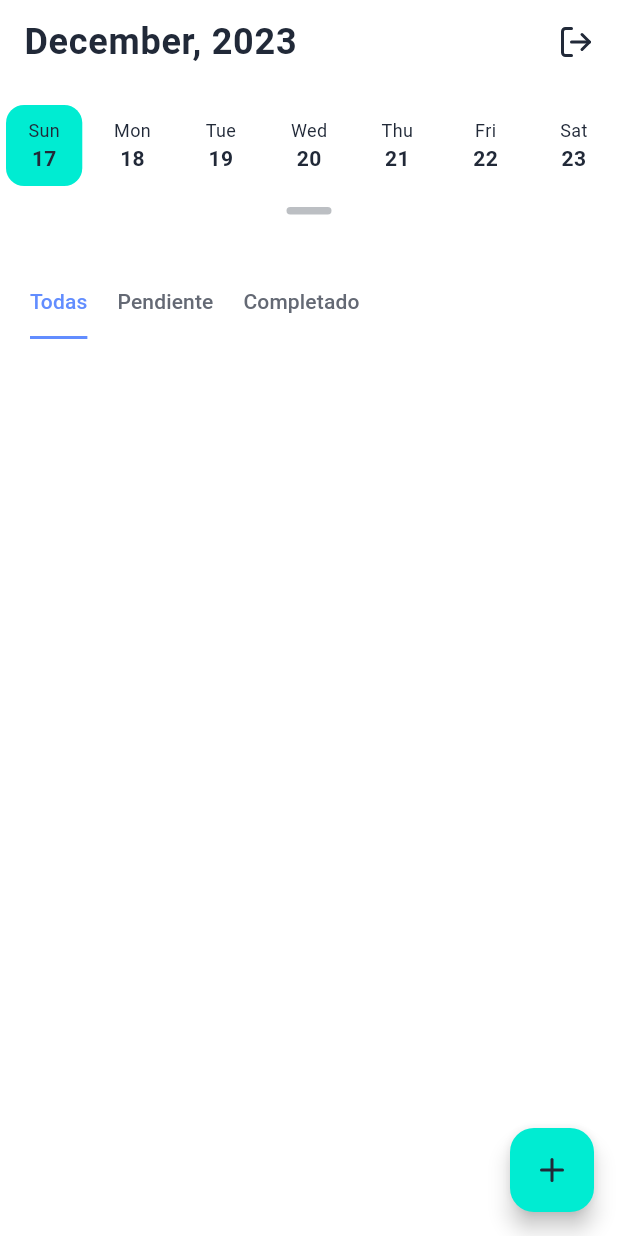
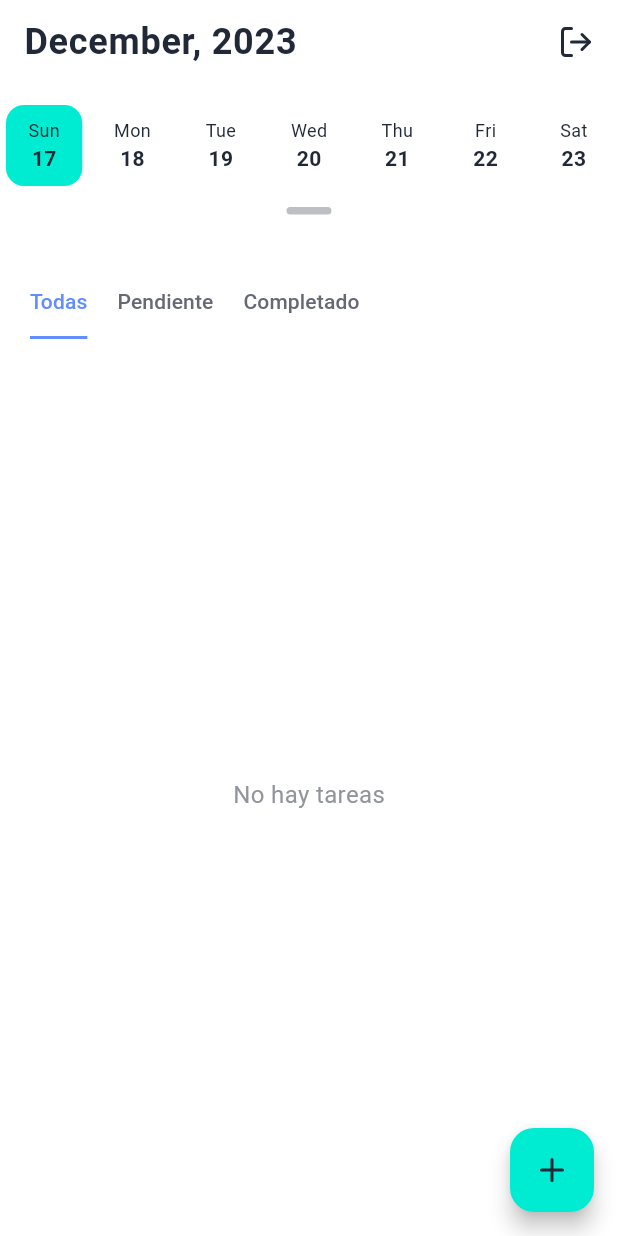
Before and after one commit to JherysVargas/ToDO_List_App, a Flutter app: the TaskListView screen opened directly, on a phone screen of 412 x 824 dp. Run offline on Flutter 3.47's test engine with Material 3 defaults, Android fonts, the phone set to English and light mode, and no system bars; drawn by our look-alikes of table_calendar; our stand-ins replace cloud_firestore, equatable, firebase_auth, firebase_core, firebase_storage, flutter_bloc and 7 more; missing offline and left inert: time_picker_spinner_pop_up; accounts and stored records are empty; generated files the repository leaves out were written again.

```diff
--- a/lib/core/enums/task.dart
+++ b/lib/core/enums/task.dart
@@ -1,6 +1,6 @@
 enum TaskStatus {
-  completed('COMPLETED'),
-  pending('PENDING');
+  completed('completed'),
+  pending('pending');
 
   const TaskStatus(this.value);
   final String value;
--- a/lib/domain/models/task/task.dart
+++ b/lib/domain/models/task/task.dart
@@ -5,6 +5,7 @@ import 'package:json_annotation/json_annotation.dart';
 import 'package:todo/core/enums/task.dart';
 import 'package:todo/core/helpers/document_reference_convert.dart';
 import 'package:todo/core/helpers/timestamp_convert.dart';
+import 'package:todo/domain/models/task/translation.dart';
 
 part 'task.g.dart';
 
@@ -17,11 +18,15 @@ class TaskModel {
     this.title = "",
     this.description = "",
     this.status = TaskStatus.pending,
+    this.translation = const TranslationModel(),
   });
 
   final String title;
   final String description;
   final TaskStatus status;
+
+  @JsonKey(includeToJson: false)
+  final TranslationModel translation;
 
   @JsonKey(includeToJson: false)
   @DocumentReferenceConverter()
@@ -40,6 +45,7 @@ class TaskModel {
     DateTime? createdAt,
     String? title,
     String? description,
+    TranslationModel? translation,
   }) =>
       TaskModel(
         date: date ?? this.date,
@@ -48,6 +54,7 @@ class TaskModel {
         title: title ?? this.title,
         description: description ?? this.description,
         createdAt: createdAt ?? this.createdAt,
+        translation: translation ?? this.translation,
       );
 
   factory TaskModel.fromRawJson(String str) =>
--- /dev/null
+++ b/lib/domain/models/task/translation.dart
@@ -0,0 +1,35 @@
+import 'dart:convert';
+
+import 'package:json_annotation/json_annotation.dart';
+
+part 'translation.g.dart';
+
+@JsonSerializable()
+class TranslationModel {
+  const TranslationModel({
+    this.title = "",
+    this.description = "",
+  });
+
+  final String title;
+  final String description;
+
+  TranslationModel copyWith({
+    String? title,
+    String? description,
+  }) =>
+      TranslationModel(
+        title: title ?? this.title,
+        description: description ?? this.description,
+      );
+
+  factory TranslationModel.fromRawJson(String str) =>
+      TranslationModel.fromJson(json.decode(str));
+
+  String toRawJson() => json.encode(toJson());
+
+  factory TranslationModel.fromJson(Map<String, dynamic> json) =>
+      _$TranslationModelFromJson(json);
+
+  Map<String, dynamic> toJson() => _$TranslationModelToJson(this);
+}
--- a/lib/ui/views/login_view/login_view.dart
+++ b/lib/ui/views/login_view/login_view.dart
@@ -41,7 +41,7 @@ class LoginView extends StatelessWidget {
       SnackBarFloating.show(
         message: 'Error al iniciar sesión',
         context: context,
-        snackBarType: SnackBarType.error,
+        type: SnackBarType.error,
       );
       return;
     }
--- a/lib/ui/views/task_view/list/widgets/stream_list_task.dart
+++ b/lib/ui/views/task_view/list/widgets/stream_list_task.dart
@@ -1,13 +1,15 @@
 import 'package:cloud_firestore/cloud_firestore.dart';
 import 'package:flutter/material.dart';
+import 'package:todo/config/theme/colors_theme.dart';
 import 'package:todo/domain/models/task/task.dart';
 import 'package:todo/ui/widgets/activity_indicator.dart';
 
 import 'item_task.dart';
 
 class StreamListTask extends StatelessWidget {
-  const StreamListTask({super.key, this.stream});
+  const StreamListTask({super.key, this.stream, required this.emptyText});
 
+  final String emptyText;
   final Stream<QuerySnapshot<Object?>>? stream;
 
   @override
@@ -26,7 +28,15 @@ class StreamListTask extends StatelessWidget {
         final List<QueryDocumentSnapshot?> tasks = snapshot.data?.docs ?? [];
 
         if (tasks.isEmpty) {
-          return const SizedBox();
+          return Center(
+            child: Text(
+              emptyText,
+              style: TextStyle(
+                fontSize: 16,
+                color: ColorsAppTheme.content.shade200,
+              ),
+            ),
+          );
         }
 
         return ListView.separated(
--- a/lib/ui/views/task_view/list/widgets/tabs_list_data.dart
+++ b/lib/ui/views/task_view/list/widgets/tabs_list_data.dart
@@ -20,16 +20,19 @@ class TabsListData extends StatelessWidget {
             children: [
               StreamListTask(
                 stream: context.read<TaskCubit>().getTask(),
+                emptyText: 'No hay tareas',
               ),
               StreamListTask(
                 stream: context
                     .read<TaskCubit>()
                     .getTaskByStatus([TaskStatus.pending.value]),
+                emptyText: 'No hay tareas pendientes',
               ),
               StreamListTask(
                 stream: context
                     .read<TaskCubit>()
                     .getTaskByStatus([TaskStatus.completed.value]),
+                emptyText: 'No hay tareas completadas',
               ),
             ],
           );
--- a/lib/ui/widgets/snack_bar_alert_widget.dart
+++ b/lib/ui/widgets/snack_bar_alert_widget.dart
@@ -8,9 +8,9 @@ class SnackBarFloating {
     IconData? icon,
     Color? backgroundColor,
     Duration duration = const Duration(seconds: 4),
-    SnackBarType snackBarType = SnackBarType.success,
+    SnackBarType type = SnackBarType.success,
   }) {
-    final typeAlert = snackBarType.type.copyWith(
+    final typeAlert = type.type.copyWith(
       icon: icon,
       label: message,
       color: backgroundColor,
```
Also changed, not shown: lib/infraestructure/api/task_api/task_api.dart (+13 -18 lines), lib/ui/views/task_view/create/create_task_view.dart (+6 -4 lines), lib/ui/views/task_view/create/widgets/form.dart (+9 -0 lines), lib/ui/views/task_view/list/widgets/item_task.dart (+23 -81 lines), lib/ui/views/task_view/list/widgets/item_task_content.dart (added, +108 -0 lines), lib/ui/views/task_view/list/widgets/item_task_header.dart (added, +68 -0 lines).
